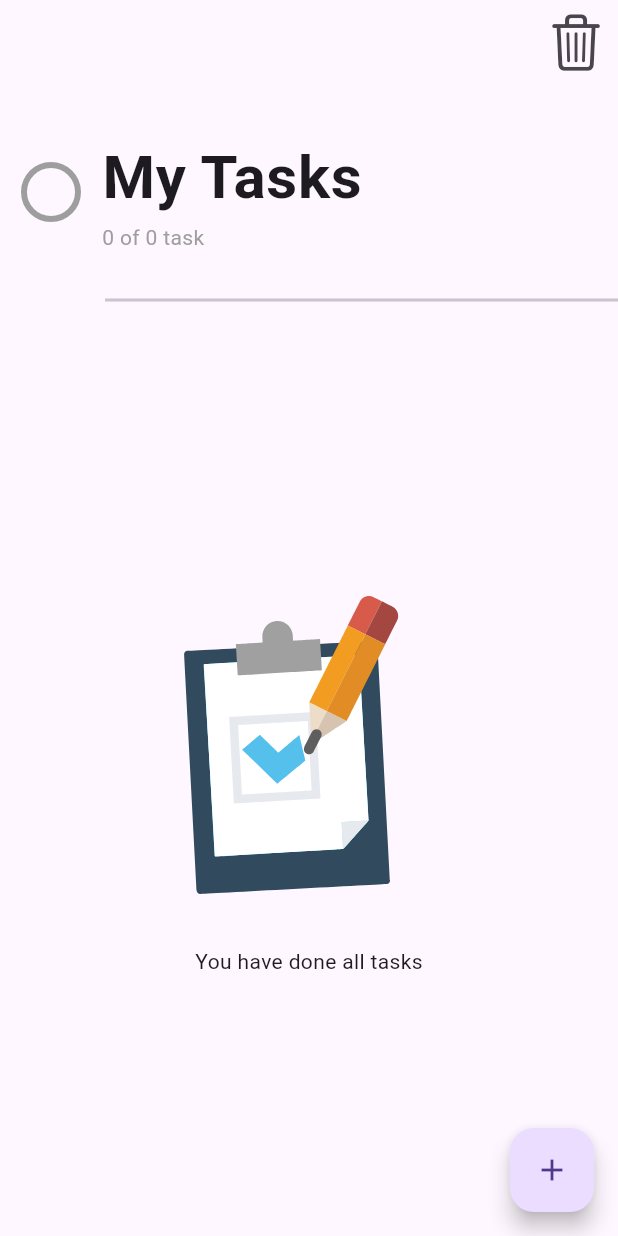
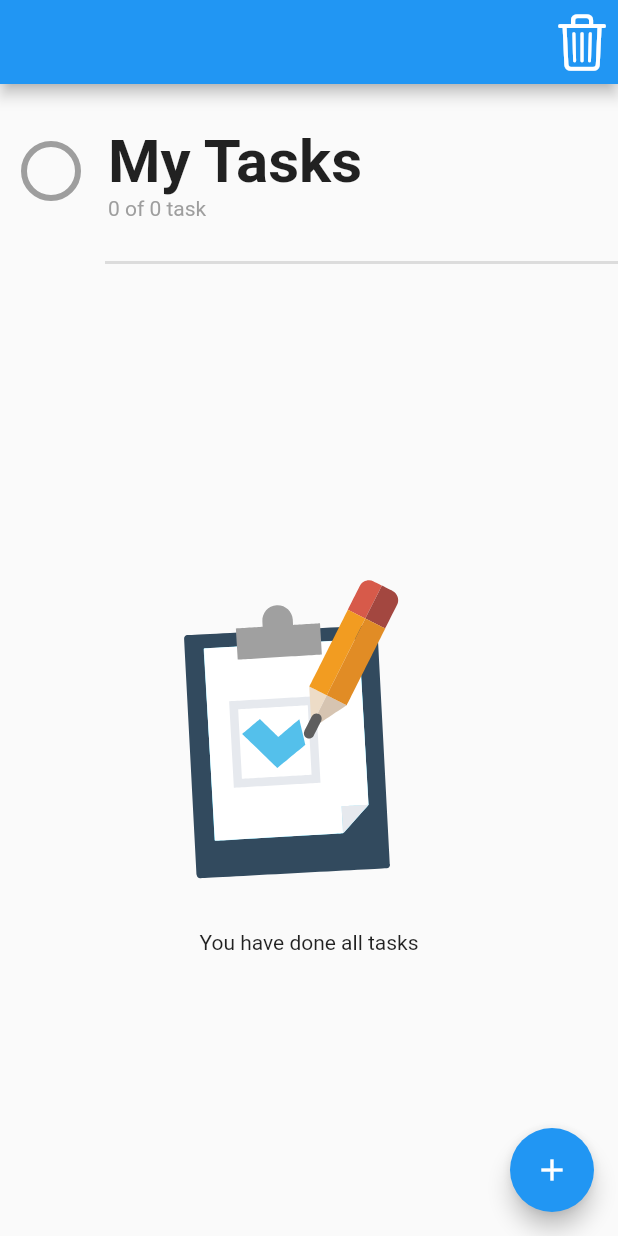
Before and after one commit to Ahmad01Almasri/tasks_app, a Flutter app: the screen it shows after launch, on a phone screen of 412 x 824 dp. Run offline on Flutter 3.47's test engine with Material 2 defaults, Android fonts, the phone set to English and light mode, and no system bars; our stand-ins replace bot_toast, hive, hive_flutter, lottie; missing offline and left inert: panara_dialogs; accounts and stored records are empty.

Commit message:
Update main.dart

```diff
--- a/lib/main.dart
+++ b/lib/main.dart
@@ -20,7 +20,7 @@ class MyApp extends StatelessWidget {
     return MaterialApp(
       title: 'Task App',
       debugShowCheckedModeBanner: false,
-      theme: ThemeData(useMaterial3: true),
+      theme: ThemeData(useMaterial3: false),
       builder: botToastBuilder,
       home: const HomeScreen(),
     );
```
